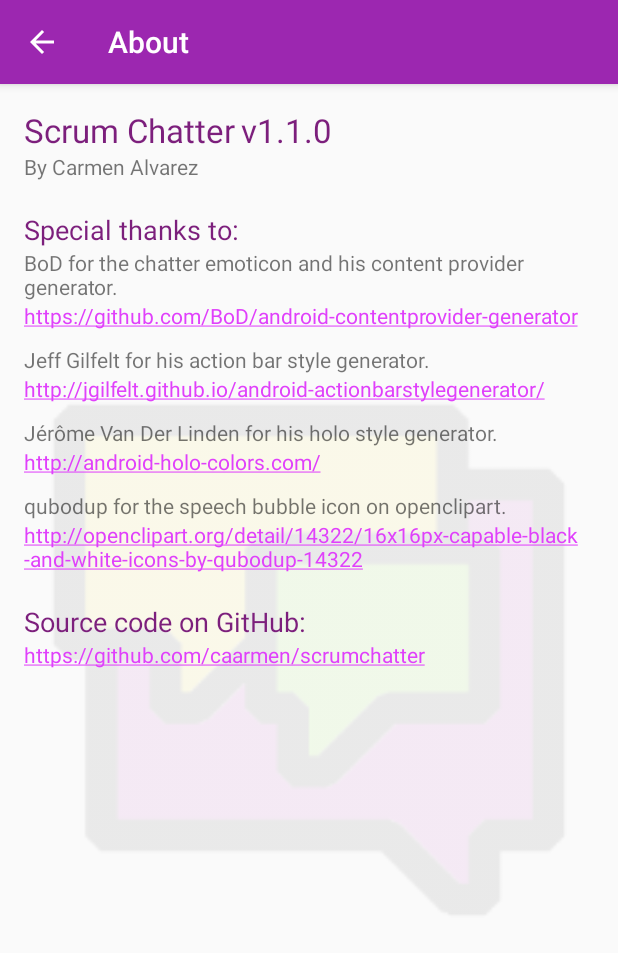
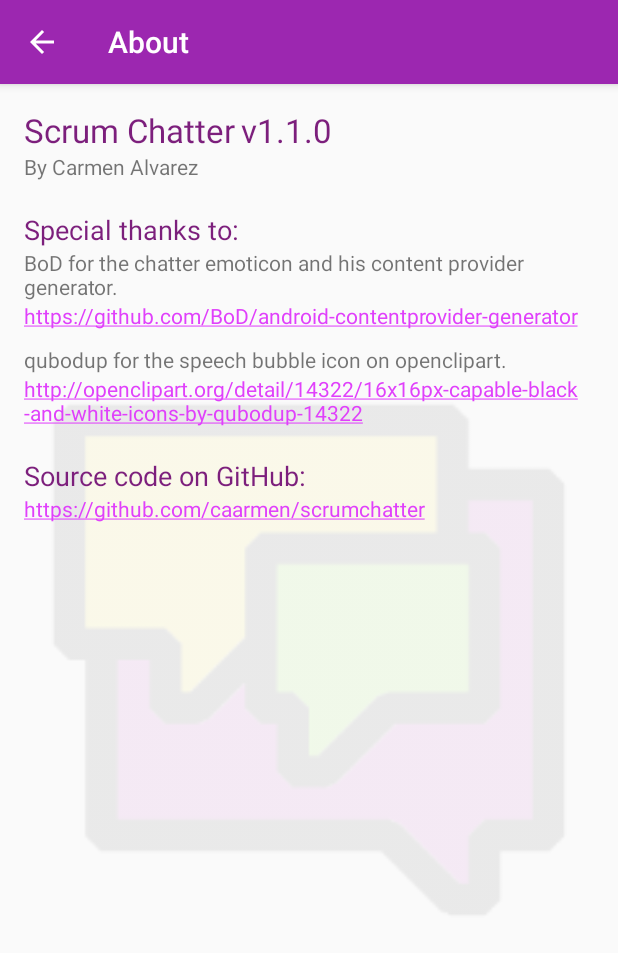
Before and after one commit to caarmen/scrumchatter, an Android app: the screen it shows after launch (AboutActivity), in the options menu, after a tap on "About", on a phone screen of 412 x 824 dp. Shown: the top 953 px of the screen. Run offline under Robolectric (Android 15) with nearby library versions, the phone set to English and light mode, and no system bars; 1 statement that could not run was skipped.

Commit message:
Android studio code inspection

```diff
--- a/app/src/main/java/ca/rmen/android/scrumchatter/export/MeetingExport.java
+++ b/app/src/main/java/ca/rmen/android/scrumchatter/export/MeetingExport.java
@@ -45,7 +45,7 @@ public class MeetingExport {
      * Generate a text report for a single meeting and bring up a chooser to
      * send the report (by mail, etc).
      *
-     * @param meetingId
+     * @param meetingId the id of the meeting to export
      * @return true if we were able to generate the report and bring up the
      *         chooser to send it.
      */
@@ -92,9 +92,6 @@ public class MeetingExport {
 
     /**
      * Bring up the chooser to share the meeting report.
-     *
-     * @param subject
-     * @param body
      */
     private void showChooser(String subject, String body) {
         Log.v(TAG, "showChooser");
--- a/app/src/main/java/ca/rmen/android/scrumchatter/main/MainActivity.java
+++ b/app/src/main/java/ca/rmen/android/scrumchatter/main/MainActivity.java
@@ -533,7 +533,7 @@ public class MainActivity extends AppCompatActivity implements ActionBar.TabList
             // getItem is called to instantiate the fragment for the given page.
             // Return a DummySectionFragment (defined as a static inner class
             // below) with the page number as its lone argument.
-            Fragment fragment = null;
+            Fragment fragment;
             if (position == 1) fragment = new MembersListFragment();
             else
                 fragment = new MeetingsListFragment();
--- a/app/src/main/java/ca/rmen/android/scrumchatter/meeting/detail/Meeting.java
+++ b/app/src/main/java/ca/rmen/android/scrumchatter/meeting/detail/Meeting.java
@@ -179,7 +179,7 @@ public class Meeting {
         if (cursor != null) {
             // Prepare some update statements to set the duration and reset the
             // talk_start_time, for these members.
-            ArrayList<ContentProviderOperation> operations = new ArrayList<ContentProviderOperation>();
+            ArrayList<ContentProviderOperation> operations = new ArrayList<>();
             MeetingMemberCursorWrapper cursorWrapper = new MeetingMemberCursorWrapper(cursor);
             if (cursorWrapper.moveToFirst()) {
                 do {
--- a/app/src/main/java/ca/rmen/android/scrumchatter/member/list/MembersListFragment.java
+++ b/app/src/main/java/ca/rmen/android/scrumchatter/member/list/MembersListFragment.java
@@ -200,7 +200,7 @@ public class MembersListFragment extends ListFragment {
                 default:
                     break;
             }
-            // Requery if needed.
+            // Re-query if needed.
             if (!oldOrderByField.equals(mOrderByField)) getLoaderManager().restartLoader(URL_LOADER, null, mLoaderCallbacks);
 
         }
--- a/app/src/main/java/ca/rmen/android/scrumchatter/provider/DBImport.java
+++ b/app/src/main/java/ca/rmen/android/scrumchatter/provider/DBImport.java
@@ -55,10 +55,10 @@ public class DBImport {
         }
     }
 
-    private static void importDB(Context context, File importDb) throws RemoteException, OperationApplicationException, FileNotFoundException {
+    private static void importDB(Context context, File importDb) throws RemoteException, OperationApplicationException {
         Log.v(TAG, "importDB from " + importDb);
         SQLiteDatabase dbImport = SQLiteDatabase.openDatabase(importDb.getAbsolutePath(), null, SQLiteDatabase.OPEN_READONLY);
-        ArrayList<ContentProviderOperation> operations = new ArrayList<ContentProviderOperation>();
+        ArrayList<ContentProviderOperation> operations = new ArrayList<>();
         operations.add(ContentProviderOperation.newDelete(MeetingMemberColumns.CONTENT_URI).build());
         operations.add(ContentProviderOperation.newDelete(MemberColumns.CONTENT_URI).build());
         operations.add(ContentProviderOperation.newDelete(MeetingColumns.CONTENT_URI).build());
--- a/app/src/main/java/ca/rmen/android/scrumchatter/provider/MeetingCursorWrapper.java
+++ b/app/src/main/java/ca/rmen/android/scrumchatter/provider/MeetingCursorWrapper.java
@@ -24,7 +24,7 @@ import android.database.Cursor;
 import android.database.CursorWrapper;
 
 public class MeetingCursorWrapper extends CursorWrapper {
-    private HashMap<String, Integer> mColumnIndexes = new HashMap<String, Integer>();
+    private HashMap<String, Integer> mColumnIndexes = new HashMap<>();
 
     public MeetingCursorWrapper(Cursor cursor) {
         super(cursor);
@@ -44,7 +44,7 @@ public class MeetingCursorWrapper extends CursorWrapper {
 
     public Long getTotalDuration() {
         Integer index = getIndex(MeetingColumns.TOTAL_DURATION);
-        if (isNull(index)) return Long.valueOf(0);
+        if (isNull(index)) return 0L;
         return getLong(index);
     }
 
--- a/app/src/main/java/ca/rmen/android/scrumchatter/provider/MeetingMemberCursorWrapper.java
+++ b/app/src/main/java/ca/rmen/android/scrumchatter/provider/MeetingMemberCursorWrapper.java
@@ -25,7 +25,7 @@ import android.database.CursorWrapper;
 import ca.rmen.android.scrumchatter.provider.MeetingColumns.State;
 
 public class MeetingMemberCursorWrapper extends CursorWrapper {
-    private HashMap<String, Integer> mColumnIndexes = new HashMap<String, Integer>();
+    private HashMap<String, Integer> mColumnIndexes = new HashMap<>();
 
     public MeetingMemberCursorWrapper(Cursor cursor) {
         super(cursor);
--- a/app/src/main/java/ca/rmen/android/scrumchatter/provider/MemberCursorWrapper.java
+++ b/app/src/main/java/ca/rmen/android/scrumchatter/provider/MemberCursorWrapper.java
@@ -24,7 +24,7 @@ import android.database.Cursor;
 import android.database.CursorWrapper;
 
 public class MemberCursorWrapper extends CursorWrapper {
-    private HashMap<String, Integer> mColumnIndexes = new HashMap<String, Integer>();
+    private HashMap<String, Integer> mColumnIndexes = new HashMap<>();
 
     public MemberCursorWrapper(Cursor cursor) {
         super(cursor);
--- a/app/src/main/java/ca/rmen/android/scrumchatter/team/TeamArrayAdapter.java
+++ b/app/src/main/java/ca/rmen/android/scrumchatter/team/TeamArrayAdapter.java
@@ -60,7 +60,7 @@ public class TeamArrayAdapter extends ArrayAdapter<CharSequence> {
             @Override
             protected List<CharSequence> doInBackground(Void... params) {
                 Log.v(TAG, "doInBackground");
-                List<CharSequence> teamNames = new ArrayList<CharSequence>();
+                List<CharSequence> teamNames = new ArrayList<>();
                 Cursor c = mContext.getContentResolver().query(TeamColumns.CONTENT_URI, new String[] { TeamColumns.TEAM_NAME }, null, null,
                         TeamColumns.TEAM_NAME + " COLLATE NOCASE");
 
--- a/app/src/main/java/ca/rmen/android/scrumchatter/team/Teams.java
+++ b/app/src/main/java/ca/rmen/android/scrumchatter/team/Teams.java
@@ -248,7 +248,7 @@ public class Teams {
                 c.close();
             }
         }
-        Log.wtf(TAG, "Could not get the curren team", new Throwable());
+        Log.wtf(TAG, "Could not get the current team", new Throwable());
         return null;
     }
 
--- a/app/src/main/java/ca/rmen/android/scrumchatter/util/ViewHolder.java
+++ b/app/src/main/java/ca/rmen/android/scrumchatter/util/ViewHolder.java
@@ -35,7 +35,7 @@ public class ViewHolder {
     public static <T extends View> T get(View view, int id) {
         SparseArray<View> viewHolder = (SparseArray<View>) view.getTag();
         if (viewHolder == null) {
-            viewHolder = new SparseArray<View>();
+            viewHolder = new SparseArray<>();
             view.setTag(viewHolder);
         }
         View res = viewHolder.get(id);
--- a/app/src/main/res/layout/activity_about.xml
+++ b/app/src/main/res/layout/activity_about.xml
@@ -98,30 +98,6 @@
             <TextView
                 android:layout_width="wrap_content"
                 android:layout_height="wrap_content"
-                android:text="@string/about_credit_actionbar_style_generator_text" />
-
-            <TextView
-                android:layout_width="wrap_content"
-                android:layout_height="wrap_content"
-                android:layout_marginBottom="10dp"
-                android:autoLink="web"
-                android:text="@string/about_credit_actionbar_style_generator_link" />
-
-            <TextView
-                android:layout_width="wrap_content"
-                android:layout_height="wrap_content"
-                android:text="@string/about_credit_holo_style_generator_text" />
-
-            <TextView
-                android:layout_width="wrap_content"
-                android:layout_height="wrap_content"
-                android:layout_marginBottom="10dp"
-                android:autoLink="web"
-                android:text="@string/about_credit_holo_style_generator_link" />
-
-            <TextView
-                android:layout_width="wrap_content"
-                android:layout_height="wrap_content"
                 android:text="@string/about_credit_app_icon_text" />
 
             <TextView
--- a/app/src/main/res/values/strings.xml
+++ b/app/src/main/res/values/strings.xml
@@ -88,10 +88,6 @@
     <string name="about_credit_title">Special thanks to:</string>
     <string name="about_credit_content_provider_generator_text">BoD for the chatter emoticon and his content provider generator.</string>
     <string name="about_credit_content_provider_generator_link">https://github.com/BoD/android-contentprovider-generator</string>
-    <string name="about_credit_actionbar_style_generator_text">Jeff Gilfelt for his action bar style generator.</string>
-    <string name="about_credit_actionbar_style_generator_link">http://jgilfelt.github.io/android-actionbarstylegenerator/</string>
-    <string name="about_credit_holo_style_generator_text">Jérôme Van Der Linden for his holo style generator.</string>
-    <string name="about_credit_holo_style_generator_link">http://android-holo-colors.com/</string>
     <string name="about_credit_app_icon_text">qubodup for the speech bubble icon on openclipart.</string>
     <string name="about_credit_app_icon_link">http://openclipart.org/detail/14322/16x16px-capable-black-and-white-icons-by-qubodup-14322</string>
 
```
Also changed, not shown: app/src/main/java/ca/rmen/android/scrumchatter/dialog/DialogFragmentFactory.java (+6 -11 lines), app/src/main/java/ca/rmen/android/scrumchatter/export/MeetingsExport.java (+8 -13 lines), app/src/main/java/ca/rmen/android/scrumchatter/provider/ScrumChatterProvider.java (+3 -6 lines).
